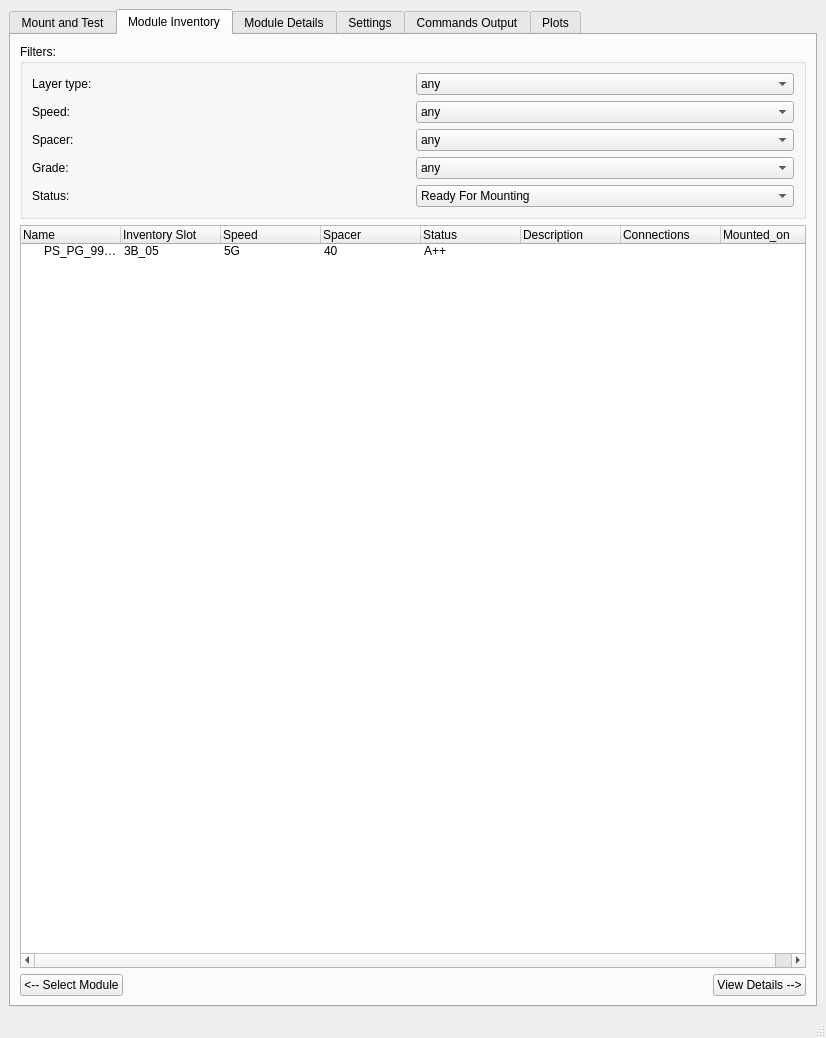
The window that ui/integration.ui (pisaoutertracker/integration_tools) describes before a commit, drawn with Qt 5.
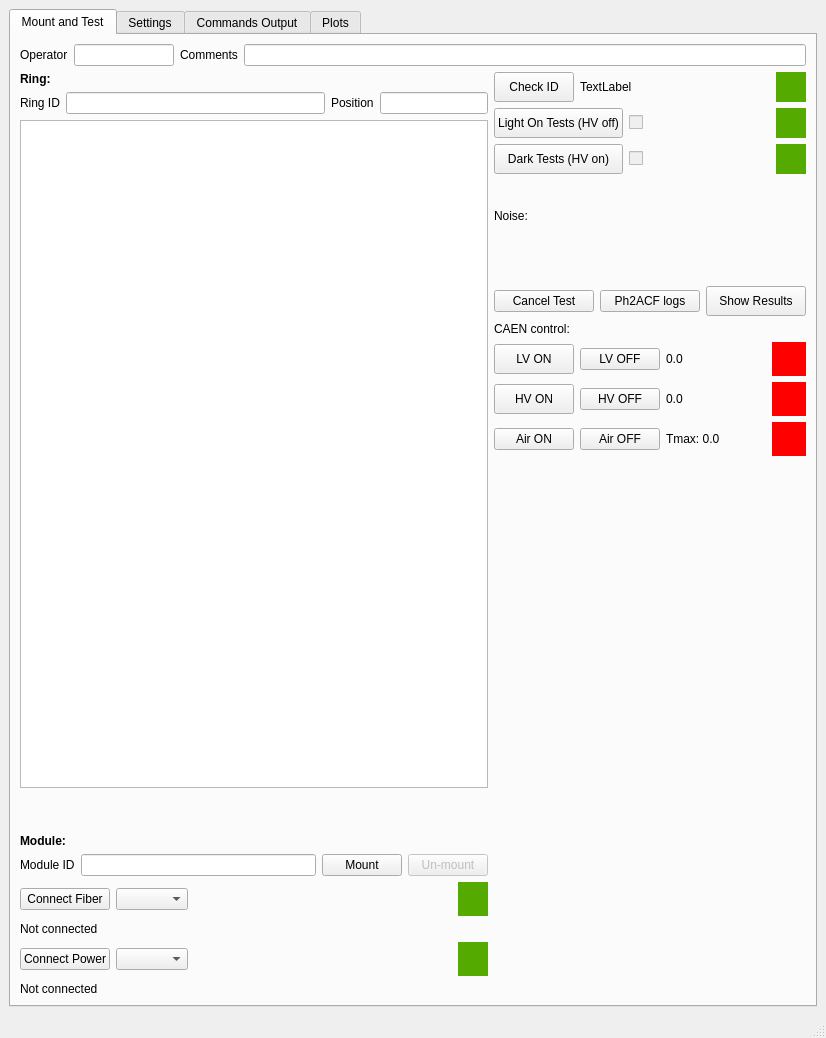
The same window after the commit. The open tabs and pages were chosen to show the change.

Commit message: remove code moved in modules_db

What changed in the file:
```diff
--- a/ui/integration.ui
+++ b/ui/integration.ui
@@ -725,300 +725,6 @@
         </item>
        </layout>
       </widget>
-      <widget class="QWidget" name="tab_2">
-       <attribute name="title">
-        <string>Module Inventory</string>
-       </attribute>
-       <layout class="QVBoxLayout" name="verticalLayout_7">
-        <item>
-         <widget class="QGroupBox" name="groupBox">
-          <property name="title">
-           <string>Filters:</string>
-          </property>
-          <layout class="QGridLayout" name="gridLayout_5">
-           <item row="1" column="0">
-            <widget class="QLabel" name="label_8">
-             <property name="text">
-              <string>Speed:</string>
-             </property>
-            </widget>
-           </item>
-           <item row="3" column="0">
-            <widget class="QLabel" name="label_10">
-             <property name="text">
-              <string>Grade:</string>
-             </property>
-            </widget>
-           </item>
-           <item row="2" column="1">
-            <widget class="QComboBox" name="spacerCB">
-             <item>
-              <property name="text">
-               <string>any</string>
-              </property>
-             </item>
-             <item>
-              <property name="text">
-               <string>4.0mm</string>
-              </property>
-             </item>
-             <item>
-              <property name="text">
-               <string>2.6mm</string>
-              </property>
-             </item>
-             <item>
-              <property name="text">
-               <string>1.8mm</string>
-              </property>
-             </item>
-            </widget>
-           </item>
-           <item row="2" column="0">
-            <widget class="QLabel" name="label_9">
-             <property name="text">
-              <string>Spacer:</string>
-             </property>
-            </widget>
-           </item>
-           <item row="3" column="1">
-            <widget class="QComboBox" name="spacerCB_2">
-             <item>
-              <property name="text">
-               <string>any</string>
-              </property>
-             </item>
-            </widget>
-           </item>
-           <item row="4" column="0">
-            <widget class="QLabel" name="label_11">
-             <property name="text">
-              <string>Status:</string>
-             </property>
-            </widget>
-           </item>
-           <item row="1" column="1">
-            <widget class="QComboBox" name="speedCB">
-             <item>
-              <property name="text">
-               <string>any</string>
-              </property>
-             </item>
-             <item>
-              <property name="text">
-               <string>5G</string>
-              </property>
-             </item>
-             <item>
-              <property name="text">
-               <string>10G</string>
-              </property>
-             </item>
-            </widget>
-           </item>
-           <item row="4" column="1">
-            <widget class="QComboBox" name="spacerCB_3">
-             <item>
-              <property name="text">
-               <string>Ready For Mounting</string>
-              </property>
-             </item>
-             <item>
-              <property name="text">
-               <string>Mounted</string>
-              </property>
-             </item>
-             <item>
-              <property name="text">
-               <string>To Be Tested</string>
-              </property>
-             </item>
-            </widget>
-           </item>
-           <item row="0" column="1">
-            <widget class="QComboBox" name="layertypeCB">
-             <item>
-              <property name="text">
-               <string>any</string>
-              </property>
-             </item>
-            </widget>
-           </item>
-           <item row="0" column="0">
-            <widget class="QLabel" name="label_4">
-             <property name="text">
-              <string>Layer type:</string>
-             </property>
-            </widget>
-           </item>
-          </layout>
-         </widget>
-        </item>
-        <item>
-         <widget class="QTreeWidget" name="treeWidget">
-          <property name="minimumSize">
-           <size>
-            <width>661</width>
-            <height>0</height>
-           </size>
-          </property>
-          <column>
-           <property name="text">
-            <string>Name</string>
-           </property>
-          </column>
-          <column>
-           <property name="text">
-            <string>Inventory Slot</string>
-           </property>
-          </column>
-          <column>
-           <property name="text">
-            <string>Speed</string>
-           </property>
-          </column>
-          <column>
-           <property name="text">
-            <string>Spacer</string>
-           </property>
-          </column>
-          <column>
-           <property name="text">
-            <string>Status</string>
-           </property>
-          </column>
-          <column>
-           <property name="text">
-            <string>Description</string>
-           </property>
-          </column>
-          <column>
-           <property name="text">
-            <string>Connections</string>
-           </property>
-          </column>
-          <column>
-           <property name="text">
-            <string>Mounted_on</string>
-           </property>
-          </column>
-          <item>
-           <property name="text">
-            <string>PS_PG_99999</string>
-           </property>
-           <property name="text">
-            <string>3B_05</string>
-           </property>
-           <property name="text">
-            <string>5G</string>
-           </property>
-           <property name="text">
-            <string>40</string>
-           </property>
-           <property name="text">
-            <string>A++</string>
-           </property>
-           <property name="text">
-            <string/>
-           </property>
-           <property name="text">
-            <string/>
-           </property>
-          </item>
-         </widget>
-        </item>
-        <item>
-         <layout class="QHBoxLayout" name="horizontalLayout_10">
-          <item>
-           <widget class="QPushButton" name="selectModulePB">
-            <property name="text">
-             <string>&lt;-- Select Module</string>
-            </property>
-           </widget>
-          </item>
-          <item>
-           <spacer name="horizontalSpacer_9">
-            <property name="orientation">
-             <enum>Qt::Horizontal</enum>
-            </property>
-            <property name="sizeHint" stdset="0">
-             <size>
-              <width>40</width>
-              <height>20</height>
-             </size>
-            </property>
-           </spacer>
-          </item>
-          <item>
-           <widget class="QPushButton" name="viewDetailsPB">
-            <property name="text">
-             <string>View Details --&gt;</string>
-            </property>
-           </widget>
-          </item>
-         </layout>
-        </item>
-       </layout>
-      </widget>
-      <widget class="QWidget" name="moduleDetailsTab">
-       <attribute name="title">
-        <string>Module Details</string>
-       </attribute>
-       <layout class="QVBoxLayout" name="verticalLayout_8">
-        <item>
-         <widget class="QLabel" name="moduleNameLabel">
-          <property name="font">
-           <font>
-            <pointsize>14</pointsize>
-            <weight>75</weight>
-            <bold>true</bold>
-           </font>
-          </property>
-          <property name="text">
-           <string/>
-          </property>
-          <property name="alignment">
-           <set>Qt::AlignCenter</set>
-          </property>
-         </widget>
-        </item>
-        <item>
-         <widget class="QTreeWidget" name="detailsTree">
-          <property name="columnCount">
-           <number>2</number>
-          </property>
-          <column>
-           <property name="text">
-            <string>Field</string>
-           </property>
-          </column>
-          <column>
-           <property name="text">
-            <string>Value</string>
-           </property>
-          </column>
-         </widget>
-        </item>
-        <item>
-         <layout class="QHBoxLayout" name="horizontalLayout_11">
-          <item>
-           <widget class="QPushButton" name="editDetailsButton">
-            <property name="text">
-             <string>Edit Selected</string>
-            </property>
-           </widget>
-          </item>
-          <item>
-           <widget class="QPushButton" name="saveDetailsButton">
-            <property name="text">
-             <string>Save Changes</string>
-            </property>
-           </widget>
-          </item>
-         </layout>
-        </item>
-       </layout>
-      </widget>
       <widget class="QWidget" name="tab_3">
        <attribute name="title">
         <string>Settings</string>
```
The commit also changes 2 other files.
